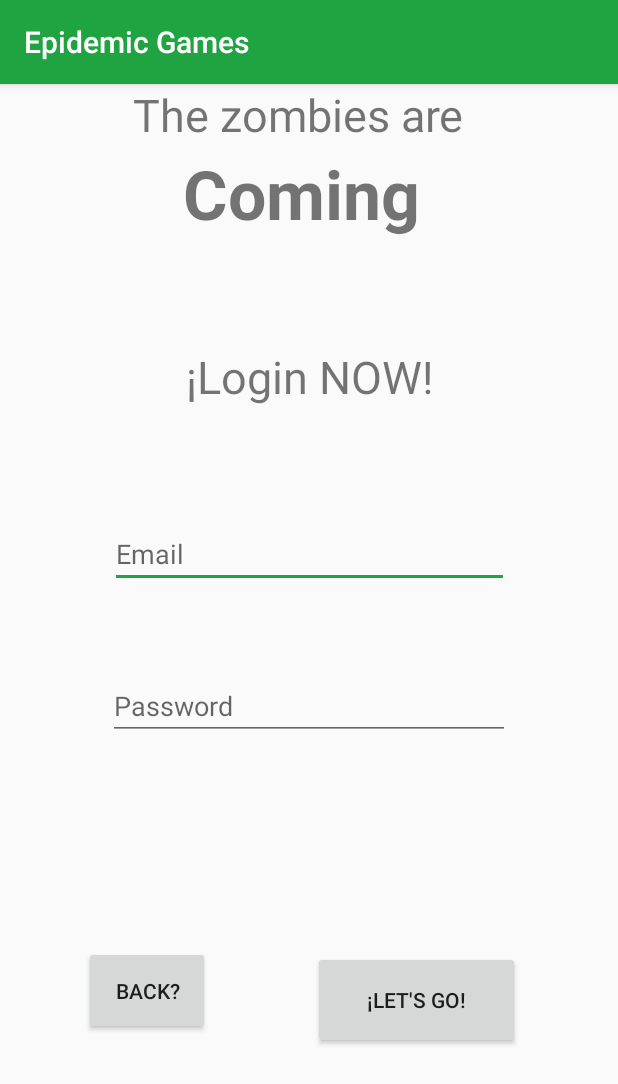
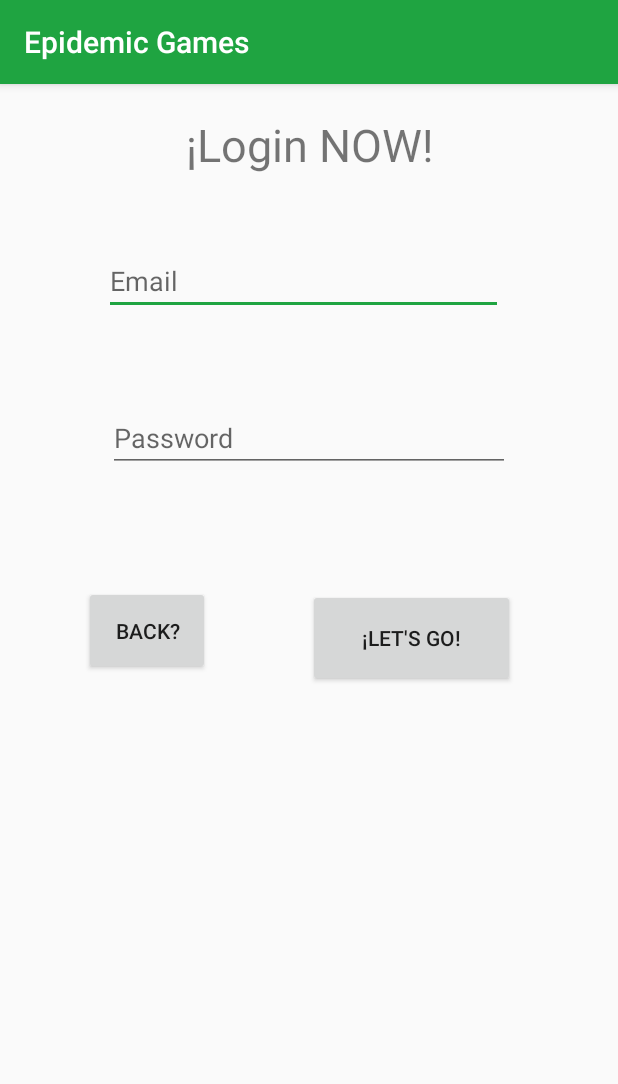
Before and after one commit to MoONStterTeixi/Social-Network, an Android app: the LoginActivity screen opened directly, with no data from a screen before it, on a phone screen of 412 x 824 dp. Shown: the top 1084 px of the screen. Run offline under Robolectric (Android 15) with nearby library versions, the phone set to English and light mode, and no system bars.

Commit message:
base
2.0

```diff
--- a/EpidemicGames/app/src/main/java/com/moonstterinc/epidemicgames/epidemicgames/DataClass.java
+++ b/EpidemicGames/app/src/main/java/com/moonstterinc/epidemicgames/epidemicgames/DataClass.java
@@ -1,6 +1,8 @@
 package com.moonstterinc.epidemicgames.epidemicgames;
 
 public class DataClass {
-
+    public  static String email;
+    public  static String pwd;
+    public  static String msg;
 
 }
--- a/EpidemicGames/app/src/main/java/com/moonstterinc/epidemicgames/epidemicgames/WelcomeActivity.java
+++ b/EpidemicGames/app/src/main/java/com/moonstterinc/epidemicgames/epidemicgames/WelcomeActivity.java
@@ -9,6 +9,7 @@ import android.support.annotation.RequiresApi;
 import android.support.design.widget.NavigationView;
 import android.support.v4.app.Fragment;
 import android.support.v4.app.FragmentManager;
+import android.support.v4.app.FragmentTransaction;
 import android.support.v4.widget.DrawerLayout;
 import android.support.v7.app.ActionBarDrawerToggle;
 import android.support.v7.app.AlertDialog;
@@ -47,6 +48,8 @@ public class WelcomeActivity extends AppCompatActivity {
         setupDrawerContent(nvDrawer);
 
         getTimeFromAndroid();
+
+
     }
 
     public void references(){
@@ -93,6 +96,7 @@ public class WelcomeActivity extends AppCompatActivity {
         setTitle(menuItem.getTitle());
         mDrawerlayout.closeDrawers();
     }
+
 
     //Navigation Drawer
     private void setupDrawerContent(NavigationView navigationView){
@@ -151,6 +155,8 @@ public class WelcomeActivity extends AppCompatActivity {
         }
     }
 
+
+
     //Volver a Inicio
     public void goBack (View v){
         Intent Intent = new Intent(this, StartActivity.class);
--- a/EpidemicGames/app/src/main/res/layout/activity_loading.xml
+++ b/EpidemicGames/app/src/main/res/layout/activity_loading.xml
@@ -14,7 +14,7 @@
         android:layout_marginEnd="8dp"
         android:layout_marginStart="8dp"
         android:layout_marginTop="8dp"
-        android:text="EpidemicZombie"
+        android:text="EpidemicGames"
         android:textSize="40sp"
         app:layout_constraintBottom_toBottomOf="parent"
         app:layout_constraintEnd_toEndOf="parent"
@@ -34,7 +34,7 @@
         android:textSize="20sp"
         app:layout_constraintBottom_toBottomOf="parent"
         app:layout_constraintEnd_toEndOf="parent"
-        app:layout_constraintHorizontal_bias="0.88"
+        app:layout_constraintHorizontal_bias="0.865"
         app:layout_constraintStart_toStartOf="parent"
         app:layout_constraintTop_toTopOf="parent"
         app:layout_constraintVertical_bias="0.206" />
--- a/EpidemicGames/app/src/main/res/layout/activity_login.xml
+++ b/EpidemicGames/app/src/main/res/layout/activity_login.xml
@@ -18,10 +18,10 @@
         android:text="¡Let's GO!"
         app:layout_constraintBottom_toBottomOf="parent"
         app:layout_constraintEnd_toEndOf="parent"
-        app:layout_constraintHorizontal_bias="0.778"
+        app:layout_constraintHorizontal_bias="0.765"
         app:layout_constraintStart_toStartOf="parent"
         app:layout_constraintTop_toTopOf="parent"
-        app:layout_constraintVertical_bias="0.83" />
+        app:layout_constraintVertical_bias="0.479" />
 
     <Button
         android:id="@+id/back"
@@ -38,21 +38,7 @@
         app:layout_constraintHorizontal_bias="0.586"
         app:layout_constraintStart_toStartOf="parent"
         app:layout_constraintTop_toTopOf="parent"
-        app:layout_constraintVertical_bias="0.818" />
-
-    <TextView
-        android:id="@+id/textView5"
-        android:layout_width="wrap_content"
-        android:layout_height="wrap_content"
-        android:layout_marginEnd="8dp"
-        android:layout_marginStart="8dp"
-        android:text="The zombies are  "
-        android:textAlignment="center"
-        android:textSize="30sp"
-        app:layout_constraintEnd_toEndOf="parent"
-        app:layout_constraintHorizontal_bias="0.503"
-        app:layout_constraintStart_toStartOf="parent"
-        app:layout_constraintTop_toTopOf="parent" />
+        app:layout_constraintVertical_bias="0.472" />
 
     <TextView
         android:id="@+id/textView6"
@@ -68,8 +54,8 @@
         app:layout_constraintEnd_toEndOf="parent"
         app:layout_constraintHorizontal_bias="0.502"
         app:layout_constraintStart_toStartOf="parent"
-        app:layout_constraintTop_toBottomOf="@+id/textView5"
-        app:layout_constraintVertical_bias="0.188" />
+        app:layout_constraintTop_toTopOf="parent"
+        app:layout_constraintVertical_bias="0.017" />
 
     <EditText
         android:id="@+id/email"
@@ -84,9 +70,10 @@
         android:inputType="textPersonName"
         app:layout_constraintBottom_toBottomOf="parent"
         app:layout_constraintEnd_toEndOf="parent"
+        app:layout_constraintHorizontal_bias="0.47"
         app:layout_constraintStart_toStartOf="parent"
         app:layout_constraintTop_toTopOf="parent"
-        app:layout_constraintVertical_bias="0.4" />
+        app:layout_constraintVertical_bias="0.142" />
 
     <EditText
         android:id="@+id/pwd"
@@ -103,24 +90,6 @@
         app:layout_constraintEnd_toEndOf="parent"
         app:layout_constraintStart_toStartOf="parent"
         app:layout_constraintTop_toTopOf="parent"
-        app:layout_constraintVertical_bias="0.543" />
-
-    <TextView
-        android:id="@+id/textView12"
-        android:layout_width="wrap_content"
-        android:layout_height="wrap_content"
-        android:layout_marginBottom="8dp"
-        android:layout_marginEnd="8dp"
-        android:layout_marginStart="8dp"
-        android:layout_marginTop="8dp"
-        android:text="Coming "
-        android:textSize="45sp"
-        android:textStyle="bold"
-        app:layout_constraintBottom_toBottomOf="parent"
-        app:layout_constraintEnd_toEndOf="parent"
-        app:layout_constraintHorizontal_bias="0.502"
-        app:layout_constraintStart_toStartOf="parent"
-        app:layout_constraintTop_toTopOf="parent"
-        app:layout_constraintVertical_bias="0.05" />
+        app:layout_constraintVertical_bias="0.291" />
 
 </android.support.constraint.ConstraintLayout>
--- a/EpidemicGames/app/src/main/res/layout/activity_start.xml
+++ b/EpidemicGames/app/src/main/res/layout/activity_start.xml
@@ -80,8 +80,8 @@
         android:layout_marginEnd="8dp"
         android:layout_marginStart="8dp"
         android:layout_marginTop="8dp"
-        android:text="Apocalypse"
-        android:textSize="50sp"
+        android:text="Epidemic Games"
+        android:textSize="40sp"
         android:textStyle="bold"
         app:layout_constraintBottom_toBottomOf="parent"
         app:layout_constraintEnd_toEndOf="parent"
--- a/EpidemicGames/app/src/main/res/menu/drawermenu.xml
+++ b/EpidemicGames/app/src/main/res/menu/drawermenu.xml
@@ -1,5 +1,6 @@
 <?xml version="1.0" encoding="utf-8"?>
 <menu xmlns:android="http://schemas.android.com/apk/res/android">
+    <item android:id="@+id/start" android:title="Home" android:icon="@android:drawable/ic_menu_add"/>
     <item android:id="@+id/options" android:title="Options" android:icon="@android:drawable/ic_menu_add"/>
     <item android:id="@+id/logout" android:title="Logout" android:icon="@android:drawable/ic_menu_add"/>
 </menu>
```
Also changed, not shown: EpidemicGames/app/src/main/java/com/moonstterinc/epidemicgames/epidemicgames/ClassCallPHPfile.java (added, +65 -0 lines), EpidemicGames/app/src/main/java/com/moonstterinc/epidemicgames/epidemicgames/RegisterActivity.java (+12 -3 lines), EpidemicGames/app/src/main/res/layout/activity_welcome.xml (+16 -12 lines).
